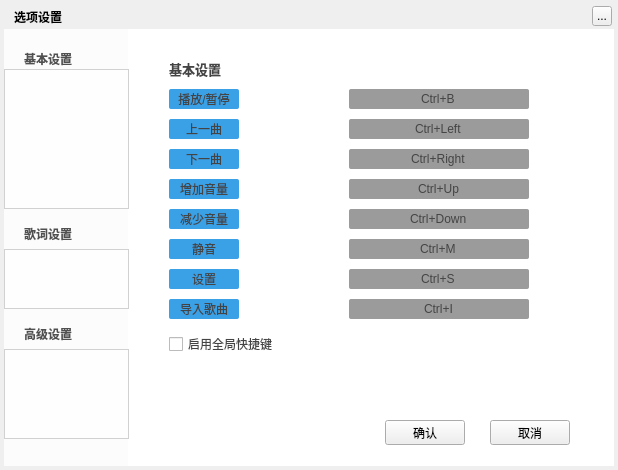
Greedysky/TTKMusicPlayer, file TTKModule/TTKWidget/musicUiKits/musicWidgetKits/musicsettingwidget.ui: the form before one commit.
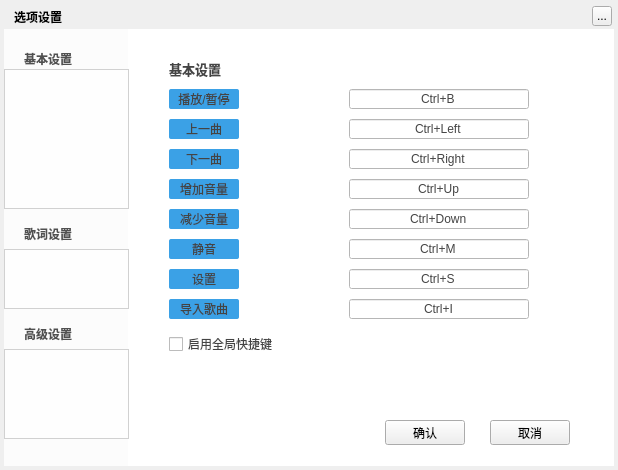
The form after the commit. The open tabs and pages were chosen to show the change. Custom widgets are drawn as their Qt base class.

Commit message: refactor: Optimize global hotkey module[863001]

The edit to the form file:
```diff
--- a/TTKModule/TTKWidget/musicUiKits/musicWidgetKits/musicsettingwidget.ui
+++ b/TTKModule/TTKWidget/musicUiKits/musicWidgetKits/musicsettingwidget.ui
@@ -328,7 +328,7 @@
       <set>Qt::AlignCenter</set>
      </property>
     </widget>
-    <widget class="MusicGlobalHotKeyEdit" name="item_S02">
+    <widget class="MusicGlobalHotKeyEdit" name="item_S01">
      <property name="geometry">
       <rect>
        <x>205</x>
@@ -338,7 +338,7 @@
       </rect>
      </property>
      <property name="styleSheet">
-      <string notr="true">background:rgba(0, 0, 0, 100);border-radius:2px; </string>
+      <string notr="true">background:white;</string>
      </property>
      <property name="text">
       <string>Ctrl+B</string>
@@ -376,7 +376,7 @@
       </rect>
      </property>
      <property name="styleSheet">
-      <string notr="true">background:rgba(0, 0, 0, 100);border-radius:2px; </string>
+      <string notr="true">background:white;</string>
      </property>
      <property name="text">
       <string>Ctrl+Left</string>
@@ -461,7 +461,7 @@
       <set>Qt::AlignCenter</set>
      </property>
     </widget>
-    <widget class="MusicGlobalHotKeyEdit" name="item_S06">
+    <widget class="MusicGlobalHotKeyEdit" name="item_S03">
      <property name="geometry">
       <rect>
        <x>205</x>
@@ -471,7 +471,7 @@
       </rect>
      </property>
      <property name="styleSheet">
-      <string notr="true">background:rgba(0, 0, 0, 100);border-radius:2px; </string>
+      <string notr="true">background:white;</string>
      </property>
      <property name="text">
       <string>Ctrl+Right</string>
@@ -490,7 +490,7 @@
       </rect>
      </property>
      <property name="styleSheet">
-      <string notr="true">background:rgba(0, 0, 0, 100);border-radius:2px; </string>
+      <string notr="true">background:white;</string>
      </property>
      <property name="text">
       <string>Ctrl+Up</string>
@@ -509,7 +509,7 @@
       </rect>
      </property>
      <property name="styleSheet">
-      <string notr="true">background:rgba(0, 0, 0, 100);border-radius:2px; </string>
+      <string notr="true">background:white;</string>
      </property>
      <property name="text">
       <string>Ctrl+Down</string>
@@ -528,7 +528,7 @@
       </rect>
      </property>
      <property name="styleSheet">
-      <string notr="true">background:rgba(0, 0, 0, 100);border-radius:2px; </string>
+      <string notr="true">background:white;</string>
      </property>
      <property name="text">
       <string>Ctrl+S</string>
@@ -537,7 +537,7 @@
       <set>Qt::AlignCenter</set>
      </property>
     </widget>
-    <widget class="MusicGlobalHotKeyEdit" name="item_S14">
+    <widget class="MusicGlobalHotKeyEdit" name="item_S08">
      <property name="geometry">
       <rect>
        <x>205</x>
@@ -547,7 +547,7 @@
       </rect>
      </property>
      <property name="styleSheet">
-      <string notr="true">background:rgba(0, 0, 0, 100);border-radius:2px; </string>
+      <string notr="true">background:white;</string>
      </property>
      <property name="text">
       <string>Ctrl+I</string>
@@ -607,7 +607,7 @@
       <set>Qt::AlignCenter</set>
      </property>
     </widget>
-    <widget class="MusicGlobalHotKeyEdit" name="item_S16">
+    <widget class="MusicGlobalHotKeyEdit" name="item_S06">
      <property name="geometry">
       <rect>
        <x>205</x>
@@ -617,7 +617,7 @@
       </rect>
      </property>
      <property name="styleSheet">
-      <string notr="true">background:rgba(0, 0, 0, 100);border-radius:2px; </string>
+      <string notr="true">background:white;</string>
      </property>
      <property name="text">
       <string>Ctrl+M</string>
@@ -2837,6 +2837,11 @@
   <zorder>cancelButton</zorder>
  </widget>
  <customwidgets>
+  <customwidget>
+   <class>TTKThemeLineLabel</class>
+   <extends>QLabel</extends>
+   <header>ttkthemelinelabel.h</header>
+  </customwidget>
   <customwidget>
    <class>TTKClickedSlider</class>
    <extends>QSlider</extends>
@@ -2871,11 +2876,6 @@
    <header>musicsmoothmovingwidget.h</header>
    <container>1</container>
   </customwidget>
-  <customwidget>
-   <class>TTKThemeLineLabel</class>
-   <extends>QLabel</extends>
-   <header>ttkthemelinelabel.h</header>
-  </customwidget>
  </customwidgets>
  <resources/>
  <connections/>
```
Left out of the diff: 22 changed lines with no effect on the pictures. The commit also changes 8 other files.
